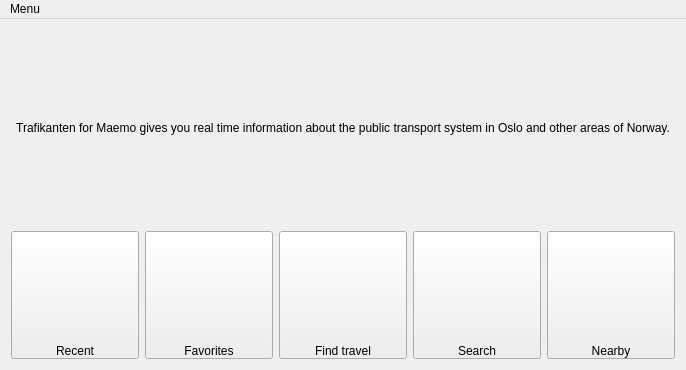
This is trafikantenwindow.ui in dragly/trafikanten-maemo as Qt 5 draws it before an edit. The edited form follows.
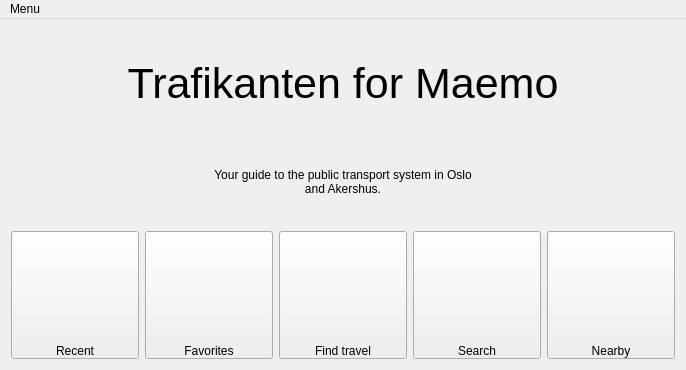
This is the edited form. Icons and pictures are not drawn.

```diff
--- a/trafikantenwindow.ui
+++ b/trafikantenwindow.ui
@@ -32,18 +32,169 @@
      </spacer>
     </item>
     <item>
-     <widget class="QLabel" name="label">
+     <widget class="QLabel" name="label_2">
+      <property name="font">
+       <font>
+        <pointsize>32</pointsize>
+       </font>
+      </property>
       <property name="text">
-       <string>Trafikanten for Maemo gives you real time information about the public transport system in Oslo and other areas of Norway.</string>
+       <string>Trafikanten for Maemo</string>
       </property>
       <property name="alignment">
        <set>Qt::AlignCenter</set>
       </property>
-      <property name="wordWrap">
-       <bool>true</bool>
-      </property>
      </widget>
     </item>
+    <item>
+     <layout class="QHBoxLayout" name="horizontalLayout">
+      <item>
+       <spacer name="horizontalSpacer">
+        <property name="orientation">
+         <enum>Qt::Horizontal</enum>
+        </property>
+        <property name="sizeHint" stdset="0">
+         <size>
+          <width>40</width>
+          <height>20</height>
+         </size>
+        </property>
+       </spacer>
+      </item>
+      <item>
+       <widget class="QWidget" name="widget_4" native="true">
+        <property name="minimumSize">
+         <size>
+          <width>48</width>
+          <height>48</height>
+         </size>
+        </property>
+        <property name="maximumSize">
+         <size>
+          <width>48</width>
+          <height>48</height>
+         </size>
+        </property>
+        <property name="styleSheet">
+         <string notr="true">background-image: url(&quot;:/images/tram.png&quot;);</string>
+        </property>
+       </widget>
+      </item>
+      <item>
+       <widget class="QWidget" name="widget_3" native="true">
+        <property name="minimumSize">
+         <size>
+          <width>48</width>
+          <height>48</height>
+         </size>
+        </property>
+        <property name="maximumSize">
+         <size>
+          <width>48</width>
+          <height>48</height>
+         </size>
+        </property>
+        <property name="styleSheet">
+         <string notr="true">background-image: url(&quot;:/images/tbane.png&quot;);</string>
+        </property>
+       </widget>
+      </item>
+      <item>
+       <widget class="QWidget" name="widget_2" native="true">
+        <property name="minimumSize">
+         <size>
+          <width>48</width>
+          <height>48</height>
+         </size>
+        </property>
+        <property name="maximumSize">
+         <size>
+          <width>48</width>
+          <height>48</height>
+         </size>
+        </property>
+        <property name="styleSheet">
+         <string notr="true">background-image: url(&quot;:/images/bus.png&quot;);</string>
+        </property>
+       </widget>
+      </item>
+      <item>
+       <widget class="QWidget" name="widget" native="true">
+        <property name="minimumSize">
+         <size>
+          <width>48</width>
+          <height>48</height>
+         </size>
+        </property>
+        <property name="maximumSize">
+         <size>
+          <width>48</width>
+          <height>48</height>
+         </size>
+        </property>
+        <property name="styleSheet">
+         <string notr="true">background-image: url(&quot;:/images/train.png&quot;);</string>
+        </property>
+       </widget>
+      </item>
+      <item>
+       <spacer name="horizontalSpacer_2">
+        <property name="orientation">
+         <enum>Qt::Horizontal</enum>
+        </property>
+        <property name="sizeHint" stdset="0">
+         <size>
+          <width>40</width>
+          <height>20</height>
+         </size>
+        </property>
+       </spacer>
+      </item>
+     </layout>
+    </item>
+    <item>
+     <layout class="QHBoxLayout" name="horizontalLayout_2">
+      <item>
+       <spacer name="horizontalSpacer_3">
+        <property name="orientation">
+         <enum>Qt::Horizontal</enum>
+        </property>
+        <property name="sizeHint" stdset="0">
+         <size>
+          <width>40</width>
+          <height>20</height>
+         </size>
+        </property>
+       </spacer>
+      </item>
+      <item>
+       <widget class="QLabel" name="label">
+        <property name="text">
+         <string>Your guide to the public transport system in Oslo and Akershus.</string>
+        </property>
+        <property name="alignment">
+         <set>Qt::AlignCenter</set>
+        </property>
+        <property name="wordWrap">
+         <bool>true</bool>
+        </property>
+       </widget>
+      </item>
+      <item>
+       <spacer name="horizontalSpacer_4">
+        <property name="orientation">
+         <enum>Qt::Horizontal</enum>
+        </property>
+        <property name="sizeHint" stdset="0">
+         <size>
+          <width>40</width>
+          <height>20</height>
+         </size>
+        </property>
+       </spacer>
+      </item>
+     </layout>
+    </item>
     <item>
      <spacer name="verticalSpacer">
       <property name="orientation">
```
